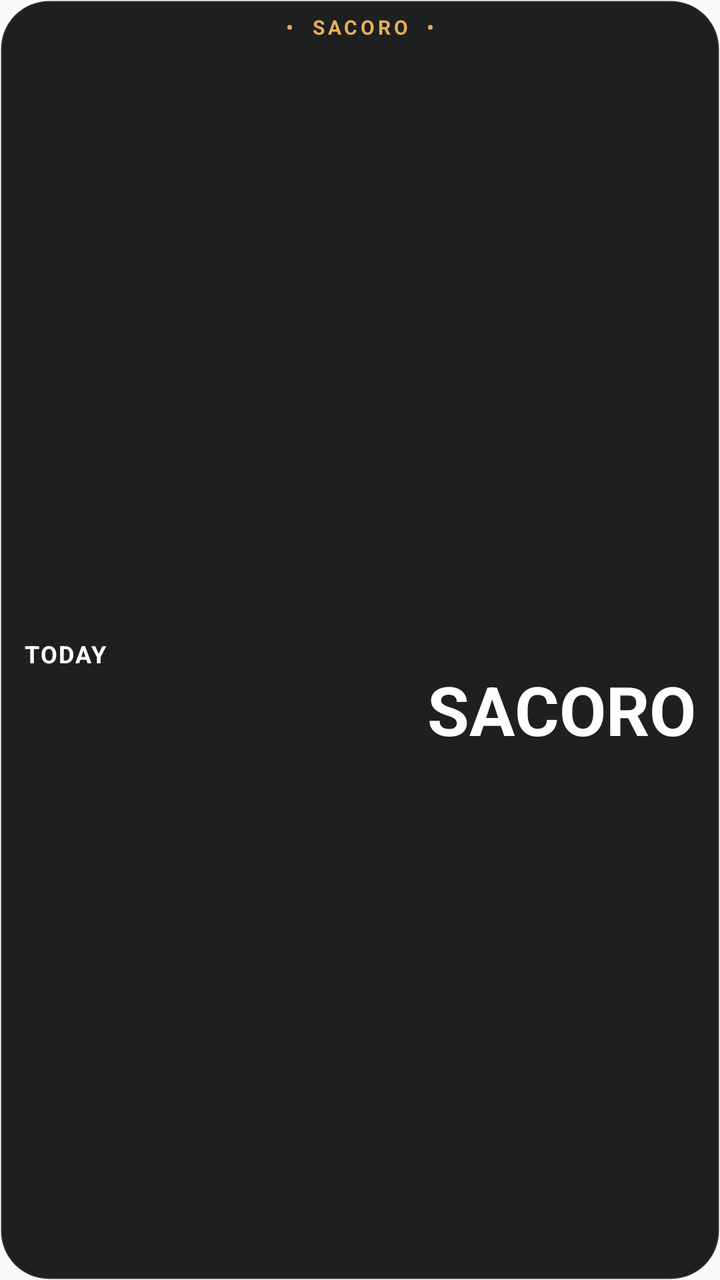
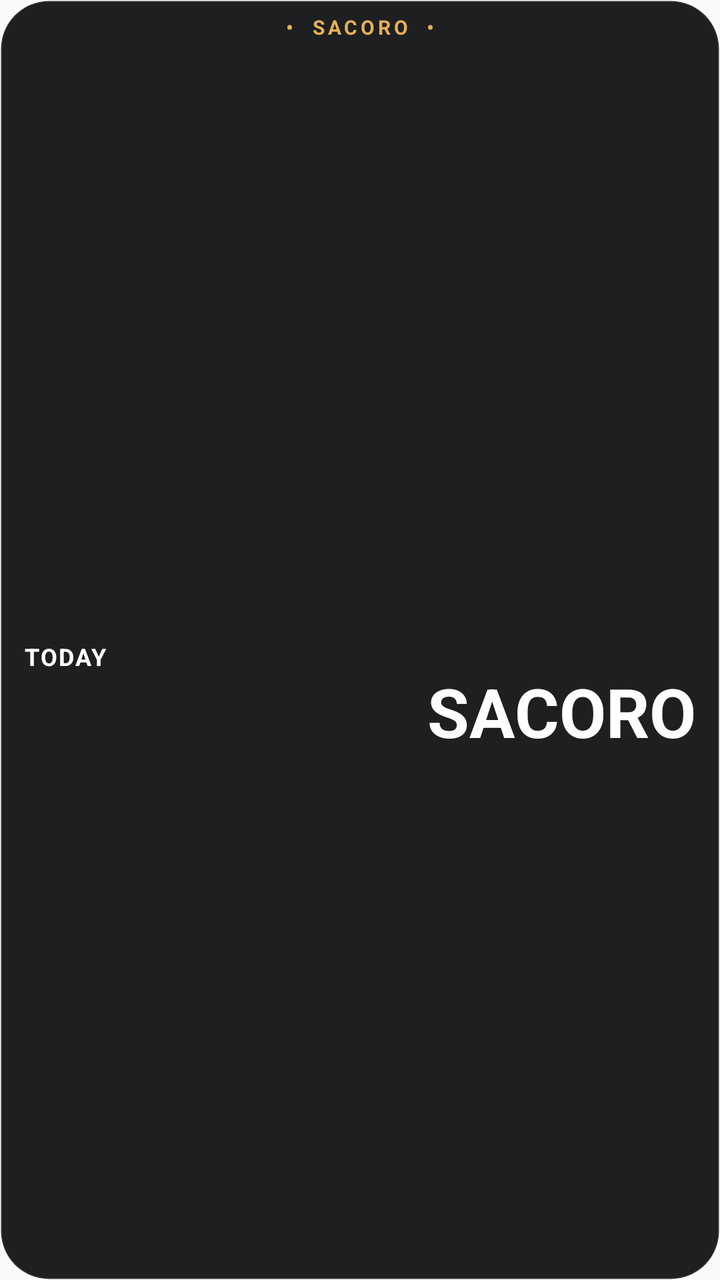

Compare the two renders of this Android layout. The source of the first and the diff that turns it into the second are given below.
<!-- AndroidManifest.xml: application theme AppTheme -->
<!-- res/layout/widget_today_mini_tall.xml -->
<?xml version="1.0" encoding="utf-8"?>
<LinearLayout xmlns:android="http://schemas.android.com/apk/res/android"
    android:id="@+id/widget_root"
    android:layout_width="match_parent"
    android:layout_height="match_parent"
    android:background="@drawable/widget_bg"
    android:orientation="vertical"
    android:paddingStart="12dp"
    android:paddingEnd="12dp"
    android:paddingTop="8dp"
    android:paddingBottom="8dp">

    <TextView
        android:id="@+id/widget_mark"
        android:layout_width="match_parent"
        android:layout_height="wrap_content"
        android:gravity="center_horizontal"
        android:maxLines="1"
        android:includeFontPadding="false"
        android:text="•  SACORO  •"
        android:textColor="#E3B15A"
        android:textSize="10sp"
        android:textStyle="bold"
        android:letterSpacing="0.16" />

    <LinearLayout
        android:layout_width="match_parent"
        android:layout_height="0dp"
        android:layout_weight="1"
        android:layout_marginTop="4dp"
        android:orientation="horizontal"
        android:gravity="center_vertical">

        <TextView
            android:id="@+id/widget_label"
            android:layout_width="44dp"
            android:layout_height="match_parent"
            android:layout_marginEnd="6dp"
            android:gravity="start|center_vertical"
            android:maxLines="1"
            android:includeFontPadding="false"
            android:text="TODAY"
            android:textColor="#FFFFFF"
            android:textSize="11sp"
            android:textStyle="bold"
            android:letterSpacing="0.06"
            android:autoSizeTextType="uniform"
            android:autoSizeMinTextSize="6dp"
            android:autoSizeMaxTextSize="12sp"
            android:autoSizeStepGranularity="0.5dp" />

        <LinearLayout
            android:layout_width="0dp"
            android:layout_height="match_parent"
            android:layout_weight="1"
            android:orientation="vertical">

            <TextView
                android:id="@+id/widget_dist"
                android:layout_width="match_parent"
                android:layout_height="0dp"
                android:layout_weight="0.58"
                android:gravity="end|bottom"
                android:maxLines="1"
                android:includeFontPadding="false"
                android:text="SACORO"
                android:textColor="#FFFFFF"
                android:textSize="22sp"
                android:textStyle="bold"
                android:autoSizeTextType="uniform"
                android:autoSizeMinTextSize="7dp"
                android:autoSizeMaxTextSize="34sp"
                android:autoSizeStepGranularity="0.5dp" />

            <TextView
                android:id="@+id/widget_kind"
                android:layout_width="match_parent"
                android:layout_height="0dp"
                android:layout_weight="0.42"
                android:gravity="end|top"
                android:maxLines="1"
                android:includeFontPadding="false"
                android:textColor="#C46A89"
                android:textSize="16sp"
                android:autoSizeTextType="uniform"
                android:autoSizeMinTextSize="6dp"
                android:autoSizeMaxTextSize="22sp"
                android:autoSizeStepGranularity="0.5dp" />
        </LinearLayout>
    </LinearLayout>
</LinearLayout>
<!-- resources referenced by this layout -->
<resources>
  <!-- drawable widget_bg (drawable) -->
  <?xml version="1.0" encoding="utf-8"?>
  <shape xmlns:android="http://schemas.android.com/apk/res/android" android:shape="rectangle">
      <solid android:color="#F2121316" />
      <corners android:radius="24dp" />
      <stroke android:width="1dp" android:color="#1FFFFFFF" />
  </shape>
  <style name="AppTheme" parent="Theme.AppCompat.Light.DarkActionBar">
          
          <item name="colorPrimary">@color/colorPrimary</item>
          <item name="colorPrimaryDark">@color/colorPrimaryDark</item>
          <item name="colorAccent">@color/colorAccent</item>
      </style>
</resources>

<!-- the commit's change to res/layout/widget_today_mini_tall.xml (unified diff, before → after) -->
@@ -13,7 +13,7 @@
     <TextView
         android:id="@+id/widget_mark"
         android:layout_width="match_parent"
-        android:layout_height="wrap_content"
+        android:layout_height="14dp"
         android:gravity="center_horizontal"
         android:maxLines="1"
         android:includeFontPadding="false"
@@ -21,7 +21,11 @@
         android:textColor="#E3B15A"
         android:textSize="10sp"
         android:textStyle="bold"
-        android:letterSpacing="0.16" />
+        android:letterSpacing="0.16"
+        android:autoSizeTextType="uniform"
+        android:autoSizeMinTextSize="6dp"
+        android:autoSizeMaxTextSize="10sp"
+        android:autoSizeStepGranularity="0.5dp" />
 
     <LinearLayout
         android:layout_width="match_parent"
